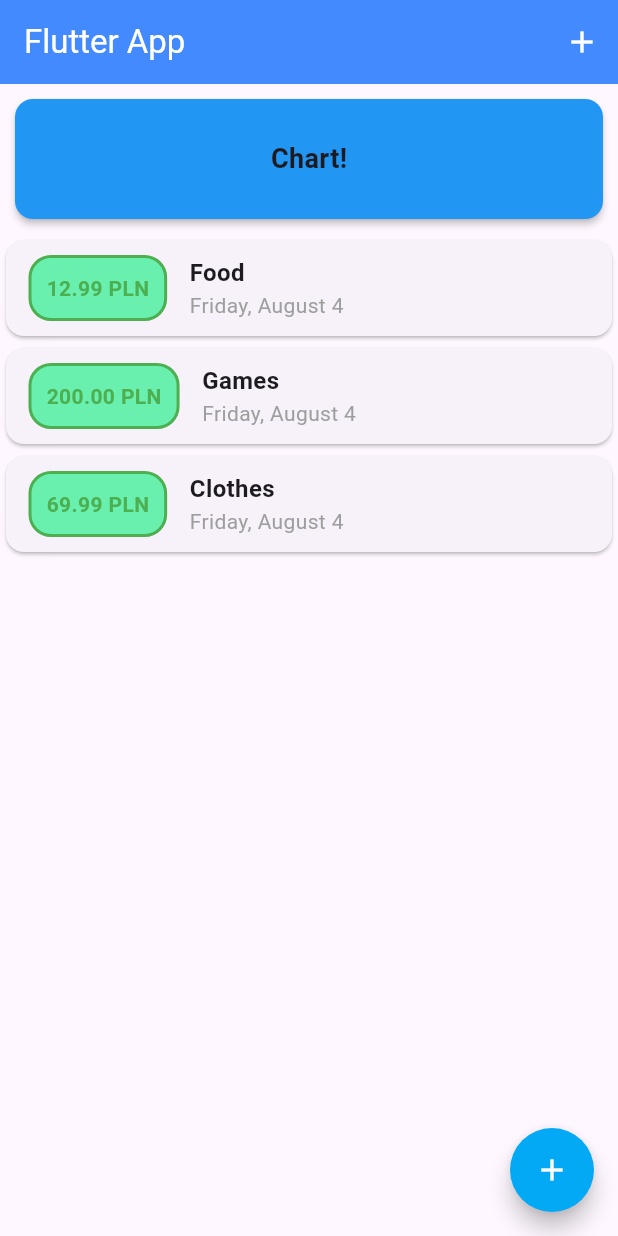
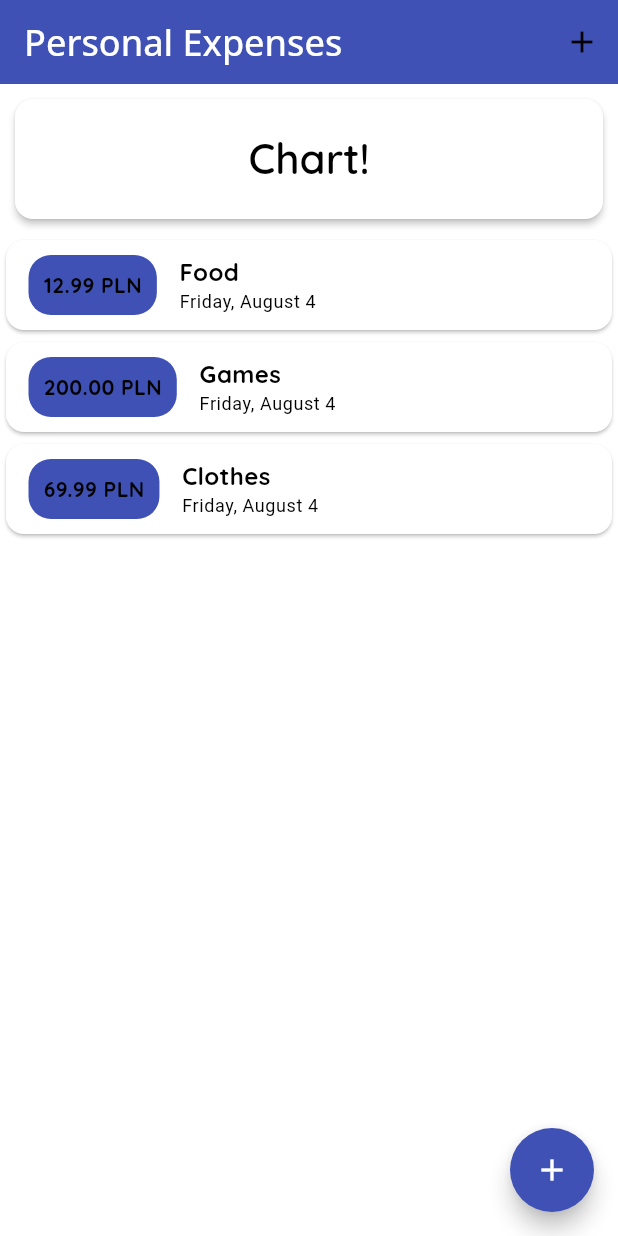
Before and after one commit to Tomushh97/expenses_app, a Flutter app: the screen it shows after launch, on a phone screen of 412 x 824 dp. Run offline on Flutter 3.47's test engine with Material 2 defaults, Android fonts, the phone set to English and light mode, and no system bars.

Commit message:
fonts added, theming and no transactions view

```diff
--- a/lib/main.dart
+++ b/lib/main.dart
@@ -15,6 +15,30 @@ class MyApp extends StatelessWidget {
       title: 'Flutter Demo',
       theme: ThemeData(
         useMaterial3: true,
+        colorScheme: ColorScheme.fromSwatch(primarySwatch: Colors.indigo),
+        primaryColor: Colors.lightBlue[800],
+        appBarTheme: const AppBarTheme(
+            titleTextStyle: TextStyle(
+                color: Colors.white,
+                fontSize: 24,
+                fontWeight: FontWeight.w500,
+                fontFamily: 'OpenSans')),
+        textTheme: const TextTheme(
+          displayLarge: TextStyle(
+              fontSize: 48,
+              fontWeight: FontWeight.bold,
+              fontFamily: 'Quicksand'),
+          titleLarge: TextStyle(
+              fontSize: 28,
+              fontStyle: FontStyle.normal,
+              fontWeight: FontWeight.w600,
+              fontFamily: 'Quicksand'),
+          bodyMedium: TextStyle(
+            fontSize: 14,
+            fontFamily: 'Quicksand',
+            fontWeight: FontWeight.w700,
+          ),
+        ),
       ),
       home: MyHomePage(),
     );
@@ -59,32 +83,33 @@ class _MyHomePageState extends State<MyHomePage> {
   Widget build(BuildContext context) {
     return Scaffold(
       appBar: AppBar(
-        title: const Text('Flutter App'),
+        title: Text(
+          'Personal Expenses',
+          style: Theme.of(context).appBarTheme.titleTextStyle,
+        ),
+        backgroundColor: Theme.of(context).colorScheme.primary,
         actions: <Widget>[
           IconButton(
             onPressed: () => _startAddNewTransaction(context),
             icon: Icon(Icons.add),
           ),
         ],
-        backgroundColor: Colors.blueAccent,
-        foregroundColor: Colors.white,
       ),
       body: SingleChildScrollView(
         child: Column(
           mainAxisAlignment: MainAxisAlignment.start,
           crossAxisAlignment: CrossAxisAlignment.stretch,
           children: <Widget>[
-            const SizedBox(
+            SizedBox(
               width: double.infinity,
               height: 100,
               child: Card(
                 margin: EdgeInsets.all(10),
                 elevation: 2,
-                color: Colors.blue,
                 child: Center(
                     child: Text(
                   'Chart!',
-                  style: TextStyle(fontSize: 18, fontWeight: FontWeight.bold),
+                  style: Theme.of(context).textTheme.titleLarge,
                 )),
               ),
             ),
@@ -96,8 +121,7 @@ class _MyHomePageState extends State<MyHomePage> {
         onPressed: () => _startAddNewTransaction(context),
         child: Icon(Icons.add),
         shape: CircleBorder(),
-        backgroundColor: Colors.lightBlue,
-        foregroundColor: Colors.white,
+        backgroundColor: Theme.of(context).colorScheme.primary,
       ),
     );
   }
--- a/lib/widgets/transaction_list.dart
+++ b/lib/widgets/transaction_list.dart
@@ -11,24 +11,30 @@ class TransactionList extends StatelessWidget {
   Widget build(BuildContext context) {
     return Container(
       height: 400,
-      child: ListView.builder(
+      child: _userTransactions.isEmpty
+          ? Column(
+              children: <Widget>[
+                Text('No transactions added yet',
+                    style: Theme.of(context).textTheme.bodyMedium),
+                Image.asset('assets/images/waiting.png'),
+              ],
+            )
+          : ListView.builder(
               itemBuilder: (ctx, index) {
                 return Card(
                   child: Row(children: [
                     Container(
-                margin:
-                    const EdgeInsets.symmetric(horizontal: 15, vertical: 10),
+                      margin: const EdgeInsets.symmetric(
+                          horizontal: 15, vertical: 10),
                       decoration: BoxDecoration(
-                  color: Colors.greenAccent,
-                  border: Border.all(color: Colors.green, width: 2),
+                        color: Theme.of(context).colorScheme.primary,
+                        border: null,
                         borderRadius: BorderRadius.circular(15),
                       ),
                       padding: const EdgeInsets.all(10),
                       child: Text(
                           '${_userTransactions[index].amount.toStringAsFixed(2)} PLN',
-                  style: const TextStyle(
-                      color: Colors.green, fontWeight: FontWeight.bold),
-                ),
+                          style: Theme.of(context).textTheme.bodyMedium),
                     ),
                     Column(
                       crossAxisAlignment: CrossAxisAlignment.start,
@@ -41,7 +47,7 @@ class TransactionList extends StatelessWidget {
                         Text(
                             DateFormat.MMMMEEEEd()
                                 .format(_userTransactions[index].date),
-                      style: const TextStyle(color: Colors.grey)),
+                            style: Theme.of(context).textTheme.bodySmall),
                       ],
                     )
                   ]),
```
Also changed, not shown: pubspec.yaml (+16 -8 lines), assets/fonts/OpenSans-Bold.ttf (added), assets/fonts/OpenSans-Medium.ttf (added), assets/fonts/OpenSans-Regular.ttf (added), assets/fonts/Quicksand-Bold.ttf (added), assets/fonts/Quicksand-Light.ttf (added), assets/fonts/Quicksand-Medium.ttf (added), assets/fonts/Quicksand-Regular.ttf (added), assets/fonts/Quicksand-SemiBold.ttf (added), assets/images/waiting.png (added). Lines whose indentation alone changed are shown as unchanged.
